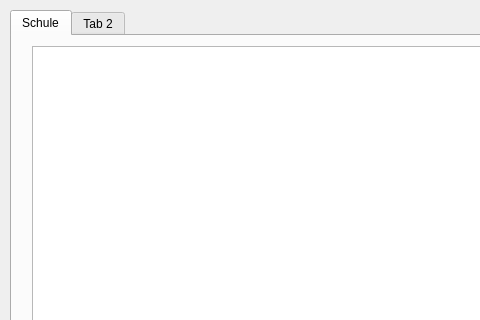
MrRisoni/Gauss, file E_Receipts/managefeesdialog.ui: the form before one commit; both pictures show x 0 to 480 and y 0 to 320 of the 789 by 616 pixel window.
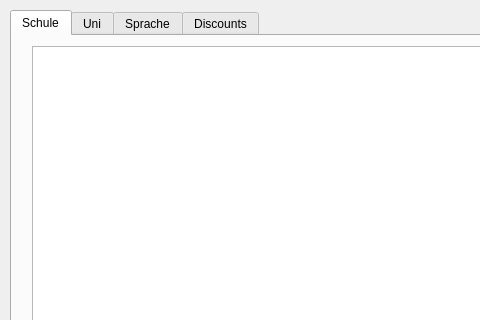
The form after the commit. The open tabs and pages were chosen to show the change.

```diff
--- a/E_Receipts/managefeesdialog.ui
+++ b/E_Receipts/managefeesdialog.ui
@@ -107,7 +107,17 @@
    </widget>
    <widget class="QWidget" name="tab_2">
     <attribute name="title">
-     <string>Tab 2</string>
+     <string>Uni</string>
+    </attribute>
+   </widget>
+   <widget class="QWidget" name="tab_3">
+    <attribute name="title">
+     <string>Sprache</string>
+    </attribute>
+   </widget>
+   <widget class="QWidget" name="tab_4">
+    <attribute name="title">
+     <string>Discounts</string>
     </attribute>
    </widget>
   </widget>
```
Left out of the diff: 2 changed lines with no effect on the pictures.
